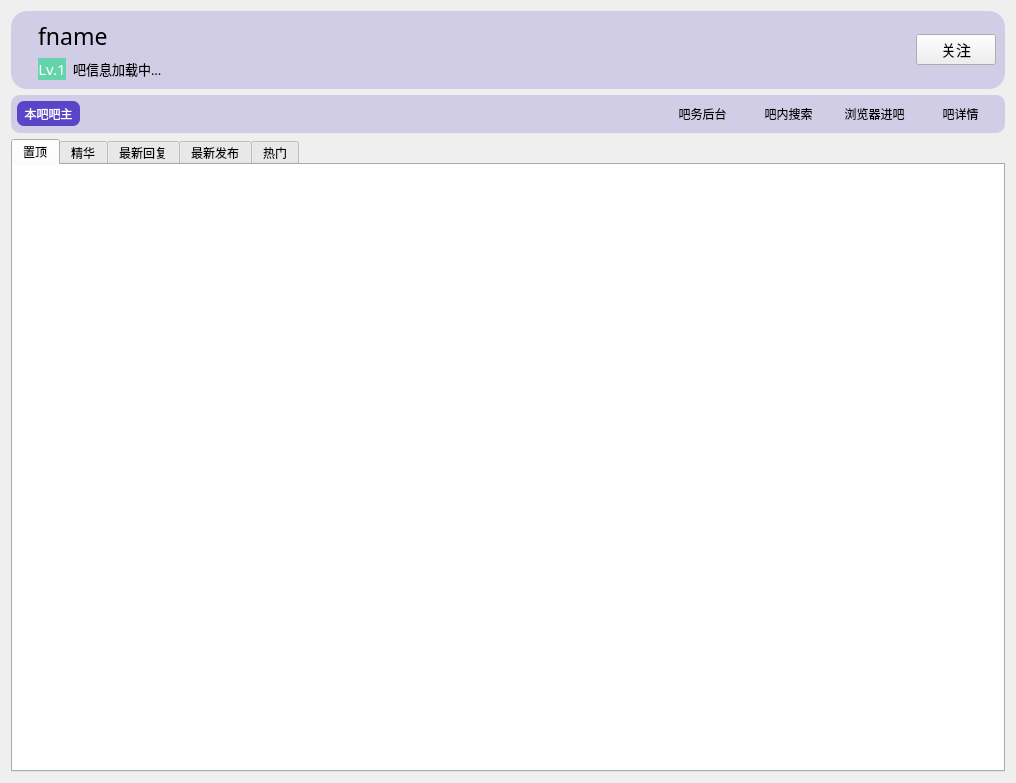
Old version of the form src/resf/ba_head.ui in the repository clb-128258/TiebaDesktop.
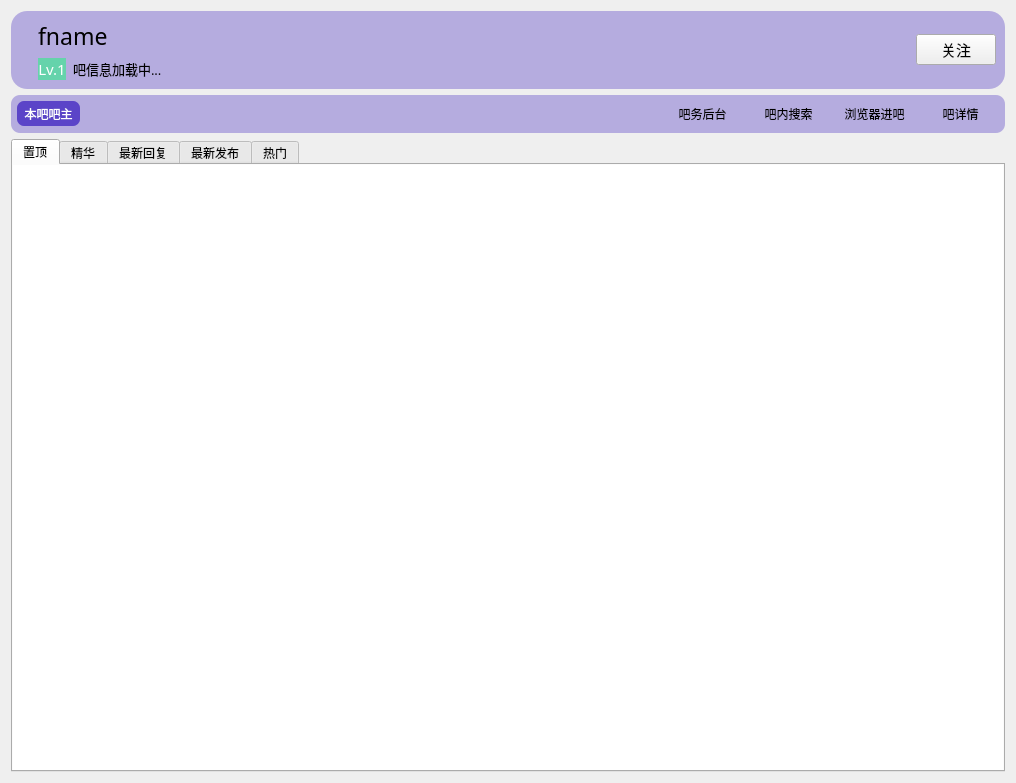
New version of the form.

Patch:
```diff
--- a/src/resf/ba_head.ui
+++ b/src/resf/ba_head.ui
@@ -232,7 +232,7 @@
         <property name="styleSheet">
          <string notr="true">QFrame#frame{
 	border-radius: 16px;
-	background-color: rgba(91, 68, 200, 50);
+	background-color: rgba(91, 68, 200, 100);
 }</string>
         </property>
         <layout class="QGridLayout" name="gridLayout_12">
@@ -392,7 +392,7 @@
         <property name="styleSheet">
          <string notr="true">QFrame#frame_3{
 	border-radius: 9px;
-	background-color: rgba(91, 68, 200, 50);
+	background-color: rgba(91, 68, 200, 100);
 }</string>
         </property>
         <layout class="QGridLayout" name="gridLayout_5" columnstretch="0,0,0,0,0,0,0,0,0">
```
